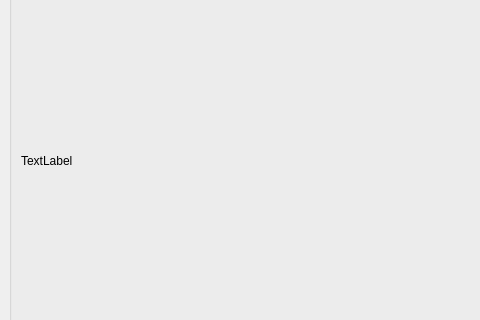
Before: the Qt Designer form ui/main_window.ui in windancert/character-recognition, drawn with Qt 5; both pictures show x 0 to 480 and y 198 to 518 of the 1426 by 768 pixel window.
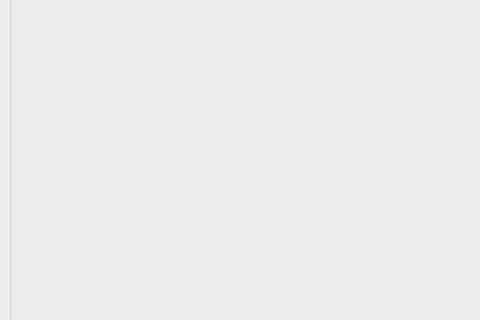
After: the same form once the commit is applied.

Commit message: Loading a file now works

```diff
--- a/ui/main_window.ui
+++ b/ui/main_window.ui
@@ -36,7 +36,10 @@
           </sizepolicy>
          </property>
          <property name="text">
-          <string>TextLabel</string>
+          <string/>
+         </property>
+         <property name="alignment">
+          <set>Qt::AlignCenter</set>
          </property>
         </widget>
        </item>
```
The commit also changes 2 other files.
